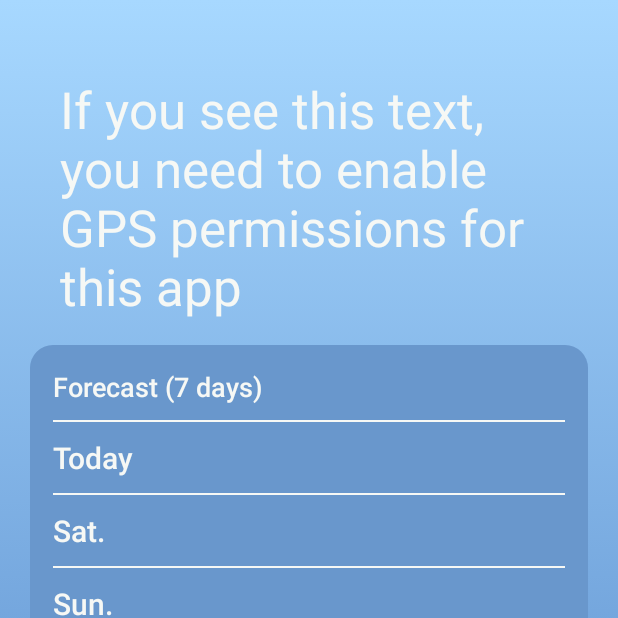
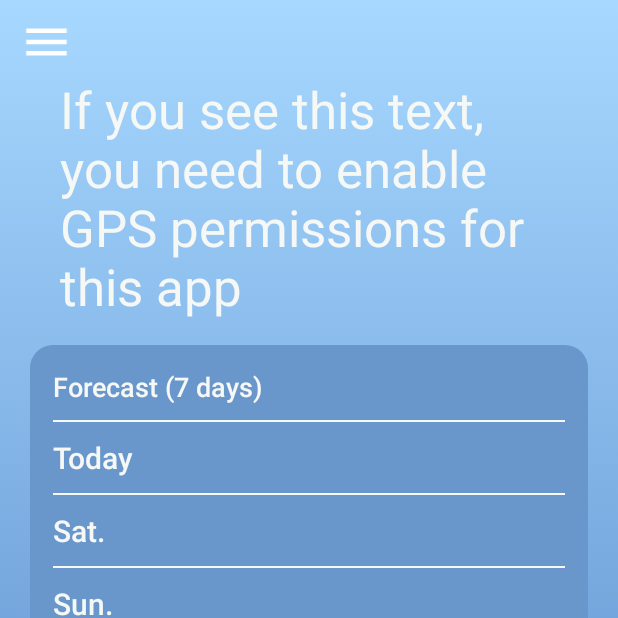
Before and after one commit to aluno23032/WeatherApp, an Android app: the screen it shows after launch (MainActivity), on a phone screen of 412 x 824 dp, the top half of it. Run offline under Robolectric (Android 15) with nearby library versions, the light colour scheme and no system bars; our stand-ins replace Volley; Roboto replaces fonts that are not available here.

Commit message:
Botão menu

```diff
--- a/app/src/main/java/com/example/weatherapp/MainActivity.kt
+++ b/app/src/main/java/com/example/weatherapp/MainActivity.kt
@@ -11,9 +11,8 @@ import android.view.View
 import android.widget.ImageView
 import android.widget.TableLayout
 import android.widget.TextView
-import androidx.appcompat.widget.Toolbar
+import android.widget.Toast
 import androidx.annotation.RequiresApi
-import androidx.appcompat.app.ActionBarDrawerToggle
 import androidx.appcompat.app.AppCompatActivity
 import androidx.core.app.ActivityCompat
 import androidx.core.view.GravityCompat
@@ -37,7 +36,6 @@ class MainActivity : AppCompatActivity() {
     private lateinit var tableLayout: TableLayout
     private lateinit var drawerLayout: DrawerLayout
     private lateinit var navigationView: NavigationView
-    private lateinit var toolbar: Toolbar
     private lateinit var rightNow: Calendar
     private lateinit var city: TextView
     private lateinit var temperature: TextView
@@ -72,19 +70,15 @@ class MainActivity : AppCompatActivity() {
         setContentView(R.layout.activity_main)
         drawerLayout = findViewById(R.id.drawerLayout)
         navigationView = findViewById(R.id.navigationView)
-        toolbar = findViewById(R.id.toolbar)
-        setSupportActionBar(toolbar)
-        val toggle = ActionBarDrawerToggle(
-            this, drawerLayout, toolbar, R.string.OpenDrawer, R.string.CloseDrawer)
-        drawerLayout.addDrawerListener(toggle)
-        toggle.syncState()
         navigationView.setNavigationItemSelectedListener {
             when (it.itemId) {
                 R.id.optHome -> {
                     loadFragment(AFragment())
                 }
                 R.id.optRegisto -> {
-
+                    Toast.makeText(this, "", Toast.LENGTH_SHORT).show()
+                }
+                R.id.optLogin -> {
                 }
                 else -> {
 
@@ -92,6 +86,10 @@ class MainActivity : AppCompatActivity() {
             }
             drawerLayout.closeDrawer(GravityCompat.START)
             true
+        }
+        val menu = findViewById<ImageView>(R.id.menu)
+        menu.setOnClickListener{
+            drawerLayout.openDrawer(GravityCompat.START)
         }
         tableLayout = findViewById(R.id.tableLayout)
         tableLayout.visibility = View.INVISIBLE
@@ -110,14 +108,6 @@ class MainActivity : AppCompatActivity() {
         fusedLocationClient = LocationServices.getFusedLocationProviderClient(this)
         obtainLocation()
         tableLayout.visibility = View.VISIBLE
-    }
-
-    override fun onBackPressed() {
-        if (drawerLayout.isDrawerOpen(GravityCompat.START)){
-            drawerLayout.closeDrawer(GravityCompat.START)
-        } else {
-            super.onBackPressed()
-        }
     }
 
     private fun loadFragment(fragment: Fragment) {
--- a/app/src/main/res/drawable/ic_menu.xml
+++ b/app/src/main/res/drawable/ic_menu.xml
@@ -1,5 +1,5 @@
-<vector android:height="24dp" android:tint="#FFFFFF"
+<vector android:height="36dp" android:tint="#FFFFFF"
     android:viewportHeight="24" android:viewportWidth="24"
-    android:width="24dp" xmlns:android="http://schemas.android.com/apk/res/android">
+    android:width="36dp" xmlns:android="http://schemas.android.com/apk/res/android">
     <path android:fillColor="@android:color/white" android:pathData="M3,18h18v-2L3,16v2zM3,13h18v-2L3,11v2zM3,6v2h18L21,6L3,6z"/>
 </vector>
--- a/app/src/main/res/layout/activity_main.xml
+++ b/app/src/main/res/layout/activity_main.xml
@@ -10,8 +10,6 @@
     android:fitsSystemWindows="true"
     tools:context=".MainActivity"
     tools:openDrawer="start">
-
-
 
     <com.google.android.material.navigation.NavigationView
         android:id="@+id/navigationView"
@@ -29,21 +27,14 @@
         android:fitsSystemWindows="true"
         tools:context=".MainActivity">
 
-        <com.google.android.material.appbar.AppBarLayout
-            android:id="@+id/app_bar"
+        <ImageView
+            android:id="@+id/menu"
             android:layout_width="match_parent"
             android:layout_height="wrap_content"
-            android:background="@android:color/transparent">
-
-            <androidx.appcompat.widget.Toolbar
-                android:id="@+id/toolbar"
-                app:titleTextColor="#FFFFFF"
-                app:navigationIcon="@drawable/ic_menu"
-                android:layout_width="match_parent"
-                android:layout_height="match_parent"
-                android:background="@android:color/transparent"/>
-
-        </com.google.android.material.appbar.AppBarLayout>
+            android:layout_marginEnd="350dp"
+            android:layout_marginTop="10dp"
+            android:contentDescription="@string/menu"
+            app:srcCompat="@drawable/ic_menu" />
 
         <TextView
             android:id="@+id/city"
--- a/app/src/main/res/layout/content_main.xml
+++ b/app/src/main/res/layout/content_main.xml
@@ -9,5 +9,4 @@
         android:layout_height="wrap_content"
         android:id="@+id/container"/>
 
-
 </LinearLayout>
--- a/app/src/main/res/values/strings.xml
+++ b/app/src/main/res/values/strings.xml
@@ -16,4 +16,5 @@
     <string name="sunday">Sun. </string>
     <string name="nogps">If you see this text, you need to enable GPS permissions for this app</string>
     <string name="description">Weather</string>
+    <string name="menu" translatable="false">Menu</string>
 </resources>
```
Also changed, not shown: app/src/main/res/layout/app_bar_main.xml (deleted, +0 -19 lines).
